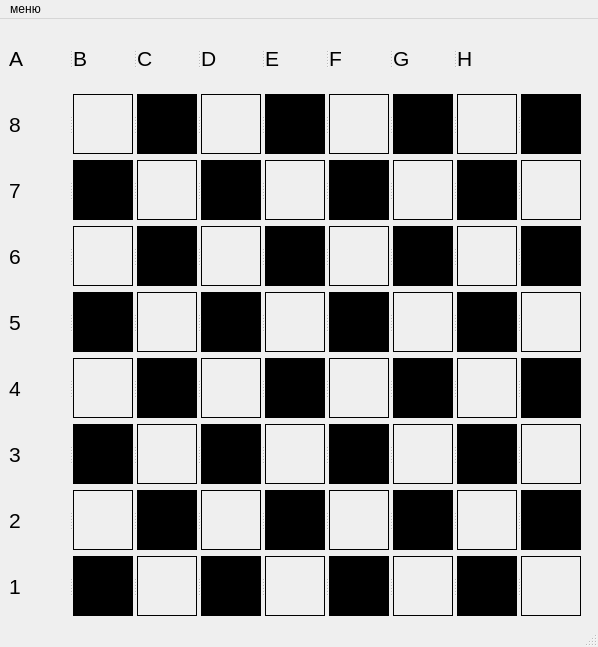
Qt form ch_board.ui (Dyvenes/lessons) before a commit.
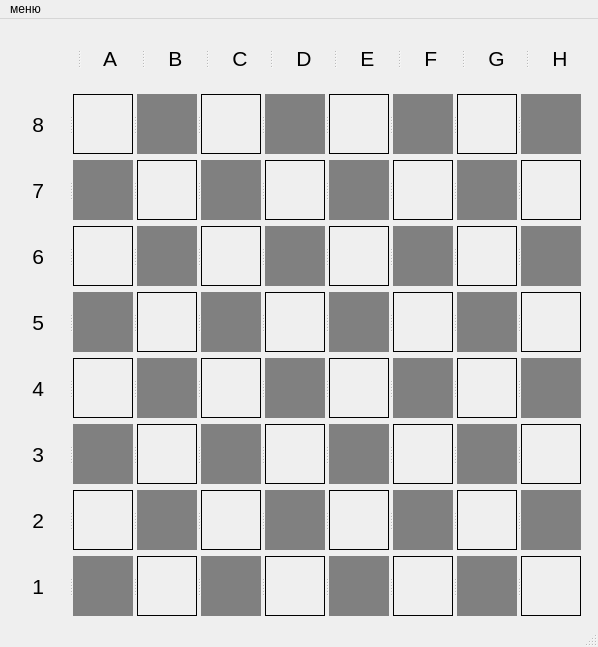
The same form after that commit.

Commit message: сделано: 1, 2, 3, 5 пункты плана

```diff
--- a/ch_board.ui
+++ b/ch_board.ui
@@ -26,6 +26,11 @@
       <property name="orientation">
        <enum>Qt::Horizontal</enum>
       </property>
+      <widget class="QLabel" name="label_81">
+       <property name="text">
+        <string/>
+       </property>
+      </widget>
       <widget class="QLabel" name="label">
        <property name="minimumSize">
         <size>
@@ -55,7 +60,7 @@
         <enum>Qt::LeftToRight</enum>
        </property>
        <property name="text">
-        <string>A</string>
+        <string>    A</string>
        </property>
       </widget>
       <widget class="QLabel" name="label_12">
@@ -87,7 +92,7 @@
         <enum>Qt::LeftToRight</enum>
        </property>
        <property name="text">
-        <string>B</string>
+        <string>    B</string>
        </property>
       </widget>
       <widget class="QLabel" name="label_21">
@@ -119,7 +124,7 @@
         <enum>Qt::LeftToRight</enum>
        </property>
        <property name="text">
-        <string>C</string>
+        <string>    C</string>
        </property>
       </widget>
       <widget class="QLabel" name="label_30">
@@ -151,7 +156,7 @@
         <enum>Qt::LeftToRight</enum>
        </property>
        <property name="text">
-        <string>D</string>
+        <string>    D</string>
        </property>
       </widget>
       <widget class="QLabel" name="label_39">
@@ -183,7 +188,7 @@
         <enum>Qt::LeftToRight</enum>
        </property>
        <property name="text">
-        <string>E</string>
+        <string>    E</string>
        </property>
       </widget>
       <widget class="QLabel" name="label_48">
@@ -215,7 +220,7 @@
         <enum>Qt::LeftToRight</enum>
        </property>
        <property name="text">
-        <string>F</string>
+        <string>    F</string>
        </property>
       </widget>
       <widget class="QLabel" name="label_57">
@@ -247,7 +252,7 @@
         <enum>Qt::LeftToRight</enum>
        </property>
        <property name="text">
-        <string>G</string>
+        <string>    G</string>
        </property>
       </widget>
       <widget class="QLabel" name="label_66">
@@ -279,7 +284,7 @@
         <enum>Qt::LeftToRight</enum>
        </property>
        <property name="text">
-        <string>H</string>
+        <string>    H</string>
        </property>
       </widget>
      </widget>
@@ -318,7 +323,7 @@
         <enum>Qt::LeftToRight</enum>
        </property>
        <property name="text">
-        <string>8</string>
+        <string>    8</string>
        </property>
       </widget>
       <widget class="QLabel" name="label_2">
@@ -379,7 +384,7 @@
         <bool>false</bool>
        </property>
        <property name="styleSheet">
-        <string notr="true">background-color : black</string>
+        <string notr="true">background-color : grey</string>
        </property>
        <property name="text">
         <string/>
@@ -443,7 +448,7 @@
         <bool>false</bool>
        </property>
        <property name="styleSheet">
-        <string notr="true">background-color : black</string>
+        <string notr="true">background-color : grey</string>
        </property>
        <property name="text">
         <string/>
@@ -507,7 +512,7 @@
         <bool>false</bool>
        </property>
        <property name="styleSheet">
-        <string notr="true">background-color : black</string>
+        <string notr="true">background-color : grey</string>
        </property>
        <property name="text">
         <string/>
@@ -571,7 +576,7 @@
         <bool>false</bool>
        </property>
        <property name="styleSheet">
-        <string notr="true">background-color : black</string>
+        <string notr="true">background-color : grey</string>
        </property>
        <property name="text">
         <string/>
@@ -613,7 +618,7 @@
         <enum>Qt::LeftToRight</enum>
        </property>
        <property name="text">
-        <string>7</string>
+        <string>    7</string>
        </property>
       </widget>
       <widget class="QLabel" name="label_3">
@@ -642,7 +647,7 @@
         <bool>false</bool>
        </property>
        <property name="styleSheet">
-        <string notr="true">background-color : black</string>
+        <string notr="true">background-color : grey</string>
        </property>
        <property name="text">
         <string/>
@@ -706,7 +711,7 @@
         <bool>false</bool>
        </property>
        <property name="styleSheet">
-        <string notr="true">background-color : black</string>
+        <string notr="true">background-color : grey</string>
        </property>
        <property name="text">
         <string/>
@@ -770,7 +775,7 @@
         <bool>false</bool>
        </property>
        <property name="styleSheet">
-        <string notr="true">background-color : black</string>
+        <string notr="true">background-color : grey</string>
        </property>
        <property name="text">
         <string/>
@@ -834,7 +839,7 @@
         <bool>false</bool>
        </property>
        <property name="styleSheet">
-        <string notr="true">background-color : black</string>
+        <string notr="true">background-color : grey</string>
        </property>
        <property name="text">
         <string/>
@@ -908,7 +913,7 @@
         <enum>Qt::LeftToRight</enum>
        </property>
        <property name="text">
-        <string>6</string>
+        <string>    6</string>
        </property>
       </widget>
       <widget class="QLabel" name="label_4">
@@ -969,7 +974,7 @@
         <bool>false</bool>
        </property>
        <property name="styleSheet">
-        <string notr="true">background-color : black</string>
+        <string notr="true">background-color : grey</string>
        </property>
        <property name="text">
         <string/>
@@ -1033,7 +1038,7 @@
         <bool>false</bool>
        </property>
        <property name="styleSheet">
-        <string notr="true">background-color : black</string>
+        <string notr="true">background-color : grey</string>
        </property>
        <property name="text">
         <string/>
@@ -1097,7 +1102,7 @@
         <bool>false</bool>
        </property>
        <property name="styleSheet">
-        <string notr="true">background-color : black</string>
+        <string notr="true">background-color : grey</string>
        </property>
        <property name="text">
         <string/>
@@ -1161,7 +1166,7 @@
         <bool>false</bool>
        </property>
        <property name="styleSheet">
-        <string notr="true">background-color : black</string>
+        <string notr="true">background-color : grey</string>
        </property>
        <property name="text">
         <string/>
@@ -1203,7 +1208,7 @@
         <enum>Qt::LeftToRight</enum>
        </property>
        <property name="text">
-        <string>5</string>
+        <string>    5</string>
        </property>
       </widget>
       <widget class="QLabel" name="label_5">
@@ -1232,7 +1237,7 @@
         <bool>false</bool>
        </property>
        <property name="styleSheet">
-        <string notr="true">background-color : black</string>
+        <string notr="true">background-color : grey</string>
        </property>
        <property name="text">
         <string/>
@@ -1296,7 +1301,7 @@
         <bool>false</bool>
        </property>
        <property name="styleSheet">
-        <string notr="true">background-color : black</string>
+        <string notr="true">background-color : grey</string>
        </property>
        <property name="text">
         <string/>
@@ -1360,7 +1365,7 @@
         <bool>false</bool>
        </property>
        <property name="styleSheet">
-        <string notr="true">background-color : black</string>
+        <string notr="true">background-color : grey</string>
        </property>
        <property name="text">
         <string/>
@@ -1424,7 +1429,7 @@
         <bool>false</bool>
        </property>
        <property name="styleSheet">
-        <string notr="true">background-color : black</string>
+        <string notr="true">background-color : grey</string>
        </property>
        <property name="text">
         <string/>
@@ -1498,7 +1503,7 @@
         <enum>Qt::LeftToRight</enum>
        </property>
        <property name="text">
-        <string>4</string>
+        <string>    4</string>
        </property>
       </widget>
       <widget class="QLabel" name="label_6">
@@ -1559,7 +1564,7 @@
         <bool>false</bool>
        </property>
        <property name="styleSheet">
-        <string notr="true">background-color : black</string>
+        <string notr="true">background-color : grey</string>
        </property>
        <property name="text">
         <string/>
@@ -1623,7 +1628,7 @@
         <bool>false</bool>
        </property>
        <property name="styleSheet">
-        <string notr="true">background-color : black</string>
+        <string notr="true">background-color : grey</string>
        </property>
        <property name="text">
         <string/>
@@ -1687,7 +1692,7 @@
         <bool>false</bool>
        </property>
        <property name="styleSheet">
-        <string notr="true">background-color : black</string>
+        <string notr="true">background-color : grey</string>
        </property>
        <property name="text">
         <string/>
@@ -1751,7 +1756,7 @@
         <bool>false</bool>
        </property>
        <property name="styleSheet">
-        <string notr="true">background-color : black</string>
+        <string notr="true">background-color : grey</string>
        </property>
        <property name="text">
         <string/>
@@ -1793,7 +1798,7 @@
         <enum>Qt::LeftToRight</enum>
        </property>
        <property name="text">
-        <string>3</string>
+        <string>    3</string>
        </property>
       </widget>
       <widget class="QLabel" name="label_7">
@@ -1822,7 +1827,7 @@
         <bool>false</bool>
        </property>
        <property name="styleSheet">
-        <string notr="true">background-color : black</string>
+        <string notr="true">background-color : grey</string>
        </property>
        <property name="text">
         <string/>
@@ -1886,7 +1891,7 @@
         <bool>false</bool>
        </property>
        <property name="styleSheet">
-        <string notr="true">background-color : black</string>
+        <string notr="true">background-color : grey</string>
        </property>
        <property name="text">
         <string/>
@@ -1950,7 +1955,7 @@
         <bool>false</bool>
        </property>
        <property name="styleSheet">
-        <string notr="true">background-color : black</string>
+        <string notr="true">background-color : grey</string>
        </property>
        <property name="text">
         <string/>
@@ -2014,7 +2019,7 @@
         <bool>false</bool>
        </property>
        <property name="styleSheet">
-        <string notr="true">background-color : black</string>
+        <string notr="true">background-color : grey</string>
        </property>
        <property name="text">
         <string/>
@@ -2088,7 +2093,7 @@
         <enum>Qt::LeftToRight</enum>
        </property>
        <property name="text">
-        <string>2</string>
+        <string>    2</string>
        </property>
       </widget>
       <widget class="QLabel" name="label_8">
@@ -2149,7 +2154,7 @@
         <bool>false</bool>
        </property>
        <property name="styleSheet">
-        <string notr="true">background-color : black</string>
+        <string notr="true">background-color : grey</string>
        </property>
        <property name="text">
         <string/>
@@ -2213,7 +2218,7 @@
         <bool>false</bool>
        </property>
        <property name="styleSheet">
-        <string notr="true">background-color : black</string>
+        <string notr="true">background-color : grey</string>
        </property>
        <property name="text">
         <string/>
@@ -2277,7 +2282,7 @@
         <bool>false</bool>
        </property>
        <property name="styleSheet">
-        <string notr="true">background-color : black</string>
+        <string notr="true">background-color : grey</string>
        </property>
        <property name="text">
         <string/>
@@ -2341,7 +2346,7 @@
         <bool>false</bool>
        </property>
        <property name="styleSheet">
-        <string notr="true">background-color : black</string>
+        <string notr="true">background-color : grey</string>
        </property>
        <property name="text">
         <string/>
@@ -2383,7 +2388,7 @@
         <enum>Qt::LeftToRight</enum>
        </property>
        <property name="text">
-        <string>1</string>
+        <string>    1</string>
        </property>
       </widget>
       <widget class="QLabel" name="label_9">
@@ -2412,7 +2417,7 @@
         <bool>false</bool>
        </property>
        <property name="styleSheet">
-        <string notr="true">background-color : black</string>
+        <string notr="true">background-color : grey</string>
        </property>
        <property name="text">
         <string/>
@@ -2476,7 +2481,7 @@
         <bool>false</bool>
        </property>
        <property name="styleSheet">
-        <string notr="true">background-color : black</string>
+        <string notr="true">background-color : grey</string>
        </property>
        <property name="text">
         <string/>
@@ -2540,7 +2545,7 @@
         <bool>false</bool>
        </property>
        <property name="styleSheet">
-        <string notr="true">background-color : black</string>
+        <string notr="true">background-color : grey</string>
        </property>
        <property name="text">
         <string/>
@@ -2604,7 +2609,7 @@
         <bool>false</bool>
        </property>
        <property name="styleSheet">
-        <string notr="true">background-color : black</string>
+        <string notr="true">background-color : grey</string>
        </property>
        <property name="text">
         <string/>
```
The commit also changes 2 other files.
